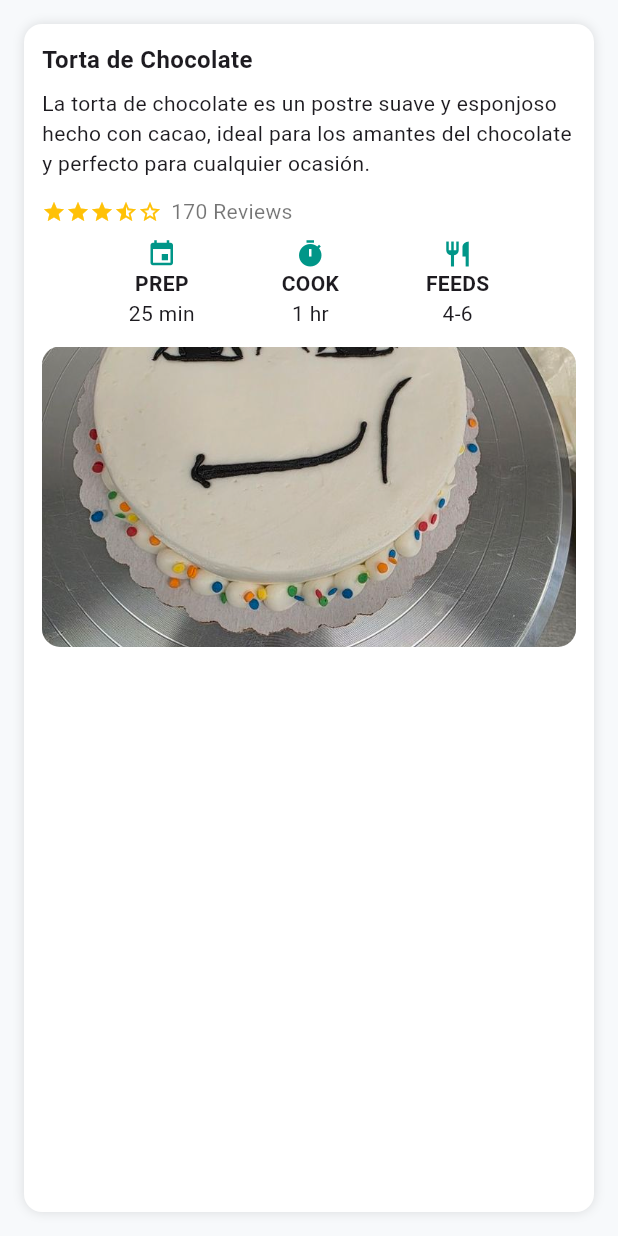
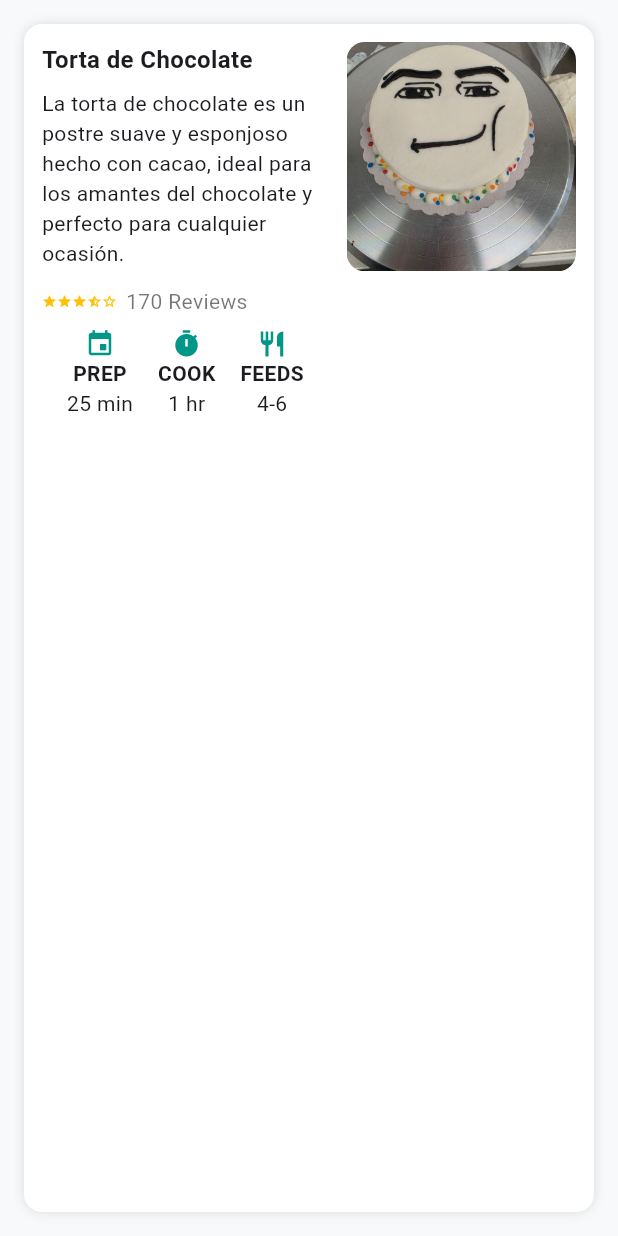
Before and after one commit to Danielducati/moviles, a Flutter app: the screen it shows after launch, on a phone screen of 412 x 824 dp. Run offline on Flutter 3.47's test engine with Material 3 defaults, Android fonts, the phone set to English and light mode, and no system bars.

Commit message:
yaesta melo
Updated layout for narrow screens to display image on the right and adjusted star icon sizes.

```diff
--- a/project_1/lib/main.dart
+++ b/project_1/lib/main.dart
@@ -29,7 +29,7 @@ class RecipeCardWithImage extends StatelessWidget {
   Widget build(BuildContext context) {
     return LayoutBuilder(
       builder: (context, constraints) {
-        // Si el ancho disponible es menor de 600 px, mostrar en columna
+        // Si el ancho disponible es menor de 600 px, se mostrará la imagen a la derecha
         bool isNarrow = constraints.maxWidth < 600;
 
         return Container(
@@ -40,14 +40,16 @@ class RecipeCardWithImage extends StatelessWidget {
             boxShadow: const [BoxShadow(color: Colors.black12, blurRadius: 6)],
           ),
           child: isNarrow
-              ? Column(
+              // Vista móvil → texto a la izquierda, imagen a la derecha
+              ? Row(
                   crossAxisAlignment: CrossAxisAlignment.start,
                   children: [
-                    _RecipeInfo(),
-                    const SizedBox(height: 12),
-                    _RecipeImage(),
+                    Expanded(flex: 5, child: _RecipeInfo()),
+                    const SizedBox(width: 12),
+                    Expanded(flex: 4, child: _RecipeImage()),
                   ],
                 )
+              // Vista escritorio/tablet → diseño horizontal clásico
               : Row(
                   crossAxisAlignment: CrossAxisAlignment.start,
                   children: [
@@ -81,11 +83,11 @@ class _RecipeInfo extends StatelessWidget {
         const SizedBox(height: 12),
         Row(
           children: const [
-            Icon(Icons.star, color: Colors.amber, size: 16),
-            Icon(Icons.star, color: Colors.amber, size: 16),
-            Icon(Icons.star, color: Colors.amber, size: 16),
-            Icon(Icons.star_half, color: Colors.amber, size: 16),
-            Icon(Icons.star_border, color: Colors.amber, size: 16),
+            Icon(Icons.star, color: Colors.amber, size: 10),
+            Icon(Icons.star, color: Colors.amber, size: 10),
+            Icon(Icons.star, color: Colors.amber, size: 10),
+            Icon(Icons.star_half, color: Colors.amber, size: 10),
+            Icon(Icons.star_border, color: Colors.amber, size: 10),
             SizedBox(width: 6),
             Text('170 Reviews', style: TextStyle(color: Colors.black54)),
           ],
@@ -108,7 +110,7 @@ class _RecipeImage extends StatelessWidget {
   @override
   Widget build(BuildContext context) {
     return AspectRatio(
-      aspectRatio: 16 / 9,
+      aspectRatio: 1, // Relación 1:1 para que se vea bien en móvil
       child: ClipRRect(
         borderRadius: BorderRadius.circular(12),
         child: Image.asset(
@@ -120,7 +122,6 @@ class _RecipeImage extends StatelessWidget {
     );
   }
 }
-
 
 class Info extends StatelessWidget {
   final IconData icon;
```
